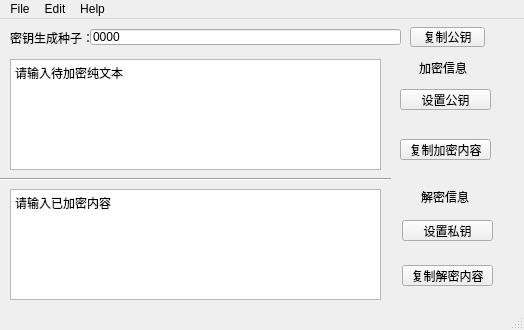
The window that encrypt.ui (yinfanyi/tryEncryption) describes before a commit, drawn with Qt 5.
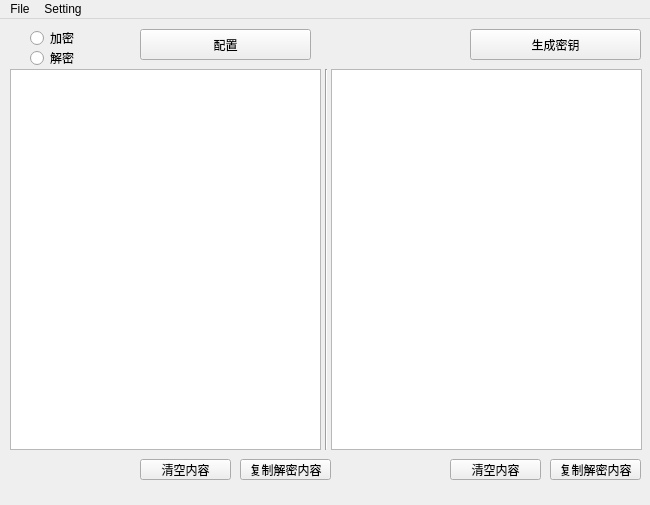
The same window after the commit.

Commit message: 优化视图布局

```diff
--- a/encrypt.ui
+++ b/encrypt.ui
@@ -6,87 +6,61 @@
    <rect>
     <x>0</x>
     <y>0</y>
-    <width>524</width>
-    <height>330</height>
+    <width>650</width>
+    <height>505</height>
    </rect>
   </property>
   <property name="windowTitle">
    <string>MainWindow</string>
   </property>
   <widget class="QWidget" name="centralwidget">
-   <widget class="QLineEdit" name="line_seed">
+   <widget class="QPushButton" name="pushButton_setting">
     <property name="geometry">
      <rect>
-      <x>90</x>
+      <x>140</x>
       <y>10</y>
+      <width>171</width>
+      <height>31</height>
+     </rect>
+    </property>
+    <property name="text">
+     <string>配置</string>
+    </property>
+   </widget>
+   <widget class="QPlainTextEdit" name="plainTextEdit_output">
+    <property name="geometry">
+     <rect>
+      <x>331</x>
+      <y>50</y>
       <width>311</width>
-      <height>16</height>
-     </rect>
-    </property>
-    <property name="text">
-     <string>0000</string>
-    </property>
-   </widget>
-   <widget class="QPushButton" name="Button_get_publicKey">
-    <property name="geometry">
-     <rect>
-      <x>410</x>
-      <y>8</y>
-      <width>75</width>
-      <height>20</height>
-     </rect>
-    </property>
-    <property name="text">
-     <string>复制公钥</string>
-    </property>
-   </widget>
-   <widget class="QPlainTextEdit" name="plainTextEdit_inputEncode">
-    <property name="geometry">
-     <rect>
-      <x>10</x>
-      <y>40</y>
-      <width>371</width>
-      <height>111</height>
+      <height>381</height>
      </rect>
     </property>
     <property name="toolTip">
      <string>&lt;html&gt;&lt;head/&gt;&lt;body&gt;&lt;p&gt;请输入待加密文本&lt;/p&gt;&lt;p&gt;&lt;br/&gt;&lt;/p&gt;&lt;/body&gt;&lt;/html&gt;</string>
     </property>
     <property name="plainText">
-     <string>请输入待加密纯文本</string>
+     <string/>
     </property>
    </widget>
-   <widget class="QPushButton" name="pushButton_CopyDecodeContent">
-    <property name="geometry">
-     <rect>
-      <x>400</x>
-      <y>120</y>
-      <width>91</width>
-      <height>21</height>
-     </rect>
-    </property>
-    <property name="text">
-     <string>复制加密内容</string>
-    </property>
-   </widget>
-   <widget class="QPlainTextEdit" name="plainTextEdit_inputDecode">
+   <widget class="QPlainTextEdit" name="plainTextEdit_input">
     <property name="geometry">
      <rect>
       <x>10</x>
-      <y>170</y>
-      <width>371</width>
-      <height>111</height>
+      <y>50</y>
+      <width>311</width>
+      <height>381</height>
      </rect>
     </property>
     <property name="plainText">
-     <string>请输入已加密内容</string>
+     <string/>
     </property>
    </widget>
    <widget class="QPushButton" name="pushButton_CopyDecodeContent_2">
     <property name="geometry">
      <rect>
-      <x>402</x>
-      <y>246</y>
+      <x>240</x>
+      <y>440</y>
       <width>91</width>
       <height>21</height>
      </rect>
@@ -98,79 +72,92 @@
    <widget class="QPushButton" name="pushButton_SetPrivateKey">
     <property name="geometry">
      <rect>
-      <x>402</x>
-      <y>201</y>
+      <x>470</x>
+      <y>10</y>
+      <width>171</width>
+      <height>31</height>
+     </rect>
+    </property>
+    <property name="text">
+     <string>生成密钥</string>
+    </property>
+   </widget>
+   <widget class="QPushButton" name="pushButton_clearInput">
+    <property name="geometry">
+     <rect>
+      <x>140</x>
+      <y>440</y>
       <width>91</width>
       <height>21</height>
      </rect>
     </property>
     <property name="text">
-     <string>设置私钥</string>
+     <string>清空内容</string>
     </property>
    </widget>
-   <widget class="QLabel" name="label">
+   <widget class="QRadioButton" name="radioButton_encrypt">
     <property name="geometry">
      <rect>
-      <x>419</x>
-      <y>41</y>
+      <x>30</x>
+      <y>9</y>
       <width>51</width>
-      <height>16</height>
+      <height>20</height>
      </rect>
     </property>
     <property name="text">
-     <string>加密信息</string>
+     <string>加密</string>
     </property>
    </widget>
-   <widget class="QLabel" name="label_2">
+   <widget class="QRadioButton" name="radioButton_decrpyt">
     <property name="geometry">
      <rect>
-      <x>421</x>
-      <y>170</y>
+      <x>30</x>
+      <y>29</y>
       <width>51</width>
-      <height>16</height>
+      <height>20</height>
      </rect>
     </property>
     <property name="text">
-     <string>解密信息</string>
+     <string>解密</string>
     </property>
    </widget>
    <widget class="Line" name="line">
     <property name="geometry">
      <rect>
-      <x>0</x>
-      <y>150</y>
-      <width>391</width>
-      <height>20</height>
+      <x>316</x>
+      <y>50</y>
+      <width>20</width>
+      <height>381</height>
      </rect>
     </property>
     <property name="orientation">
-     <enum>Qt::Horizontal</enum>
+     <enum>Qt::Vertical</enum>
     </property>
    </widget>
-   <widget class="QLabel" name="label_3">
+   <widget class="QPushButton" name="pushButton_clearOutput">
     <property name="geometry">
      <rect>
-      <x>10</x>
-      <y>11</y>
-      <width>81</width>
-      <height>16</height>
+      <x>450</x>
+      <y>440</y>
+      <width>91</width>
+      <height>21</height>
      </rect>
     </property>
     <property name="text">
-     <string>密钥生成种子：</string>
+     <string>清空内容</string>
     </property>
    </widget>
    <widget class="QPushButton" name="pushButton_setPublicKey">
     <property name="geometry">
      <rect>
-      <x>400</x>
-      <y>70</y>
+      <x>550</x>
+      <y>440</y>
       <width>91</width>
       <height>21</height>
      </rect>
     </property>
     <property name="text">
-     <string>设置公钥</string>
+     <string>复制解密内容</string>
     </property>
    </widget>
   </widget>
@@ -179,7 +166,7 @@
     <rect>
      <x>0</x>
      <y>0</y>
-     <width>524</width>
+     <width>650</width>
      <height>22</height>
     </rect>
    </property>
@@ -193,25 +180,18 @@
     <addaction name="separator"/>
     <addaction name="actionExit"/>
    </widget>
-   <widget class="QMenu" name="menuEdit">
+   <widget class="QMenu" name="menuSetting">
     <property name="title">
-     <string>Edit</string>
+     <string>Setting</string>
     </property>
     <addaction name="actionAlgorithm"/>
     <addaction name="separator"/>
     <addaction name="actionset_public_key"/>
     <addaction name="actionset_private_key"/>
    </widget>
-   <widget class="QMenu" name="menuHelp">
-    <property name="title">
-     <string>Help</string>
-    </property>
-   </widget>
    <addaction name="menuopen"/>
-   <addaction name="menuEdit"/>
-   <addaction name="menuHelp"/>
+   <addaction name="menuSetting"/>
   </widget>
-  <widget class="QStatusBar" name="statusbar"/>
   <action name="actionOpen_File">
    <property name="text">
     <string>Open File...</string>
```
Left out of the diff: 7 changed lines with no effect on the pictures. The commit also changes 3 other files.
